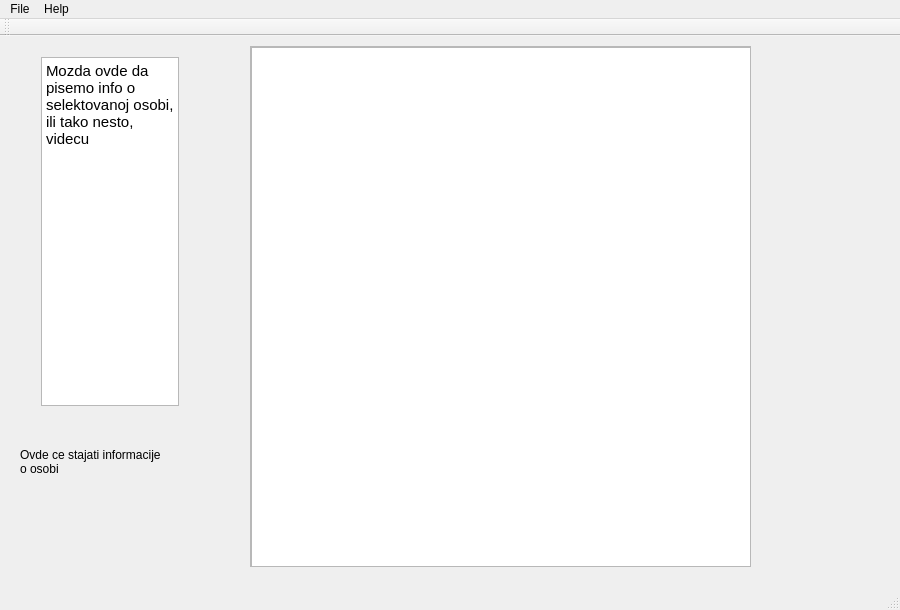
The window that ProjectAlmond/glavniprozor.ui (bozidarrr/RS15-14) describes before a commit, drawn with Qt 5.
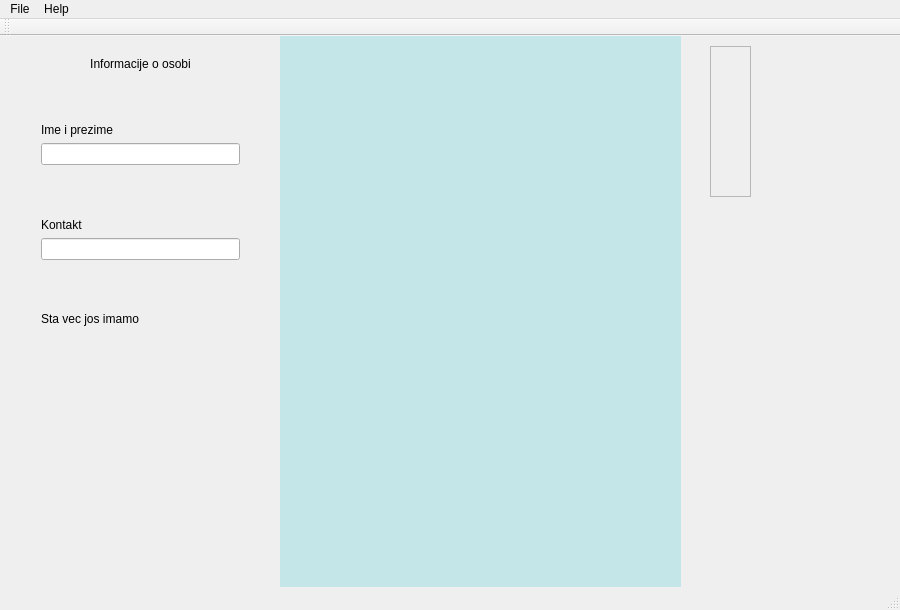
The same window after the commit.

Commit message: Neki dodaci u widget za osobu, kao i glavni prozor

What changed in the file:
```diff
--- a/ProjectAlmond/glavniprozor.ui
+++ b/ProjectAlmond/glavniprozor.ui
@@ -14,29 +14,13 @@
    <string>GlavniProzor</string>
   </property>
   <widget class="QWidget" name="centralWidget">
-   <widget class="QLabel" name="Informacije">
-    <property name="geometry">
-     <rect>
-      <x>20</x>
-      <y>320</y>
-      <width>141</width>
-      <height>211</height>
-     </rect>
-    </property>
-    <property name="text">
-     <string>Ovde ce stajati informacije o osobi</string>
-    </property>
-    <property name="wordWrap">
-     <bool>true</bool>
-    </property>
-   </widget>
    <widget class="QScrollArea" name="scrollArea">
     <property name="geometry">
      <rect>
-      <x>250</x>
+      <x>710</x>
       <y>10</y>
-      <width>501</width>
-      <height>521</height>
+      <width>41</width>
+      <height>151</height>
      </rect>
     </property>
     <property name="widgetResizable">
@@ -47,17 +31,17 @@
       <rect>
        <x>0</x>
        <y>0</y>
-       <width>499</width>
-       <height>519</height>
+       <width>39</width>
+       <height>149</height>
       </rect>
      </property>
      <widget class="QGraphicsView" name="Stablo">
       <property name="geometry">
        <rect>
-        <x>0</x>
+        <x>80</x>
         <y>0</y>
-        <width>501</width>
-        <height>521</height>
+        <width>421</width>
+        <height>151</height>
        </rect>
       </property>
       <property name="autoFillBackground">
@@ -77,24 +61,136 @@
      <rect>
       <x>30</x>
       <y>10</y>
-      <width>160</width>
-      <height>371</height>
+      <width>221</width>
+      <height>291</height>
      </rect>
     </property>
-    <layout class="QVBoxLayout" name="verticalLayout">
+    <layout class="QVBoxLayout" name="osobaInfo">
      <item>
-      <widget class="QTextBrowser" name="osobaInfo">
-       <property name="html">
-        <string>&lt;!DOCTYPE HTML PUBLIC &quot;-//W3C//DTD HTML 4.0//EN&quot; &quot;http://www.w3.org/TR/REC-html40/strict.dtd&quot;&gt;
-&lt;html&gt;&lt;head&gt;&lt;meta name=&quot;qrichtext&quot; content=&quot;1&quot; /&gt;&lt;style type=&quot;text/css&quot;&gt;
-p, li { white-space: pre-wrap; }
-&lt;/style&gt;&lt;/head&gt;&lt;body style=&quot; font-family:'Ubuntu'; font-size:11pt; font-weight:400; font-style:normal;&quot;&gt;
-&lt;p style=&quot; margin-top:0px; margin-bottom:0px; margin-left:0px; margin-right:0px; -qt-block-indent:0; text-indent:0px;&quot;&gt;Mozda ovde da pisemo info o selektovanoj osobi, ili tako nesto, videcu&lt;/p&gt;&lt;/body&gt;&lt;/html&gt;</string>
+      <widget class="QLabel" name="label">
+       <property name="sizePolicy">
+        <sizepolicy hsizetype="Preferred" vsizetype="Preferred">
+         <horstretch>0</horstretch>
+         <verstretch>0</verstretch>
+        </sizepolicy>
+       </property>
+       <property name="styleSheet">
+        <string notr="true">font: 14pt &quot;Ubuntu&quot;;</string>
+       </property>
+       <property name="text">
+        <string>Informacije o osobi</string>
+       </property>
+       <property name="alignment">
+        <set>Qt::AlignCenter</set>
+       </property>
+      </widget>
+     </item>
+     <item>
+      <spacer name="verticalSpacer_3">
+       <property name="orientation">
+        <enum>Qt::Vertical</enum>
+       </property>
+       <property name="sizeHint" stdset="0">
+        <size>
+         <width>20</width>
+         <height>20</height>
+        </size>
+       </property>
+      </spacer>
+     </item>
+     <item>
+      <widget class="QLabel" name="label_2">
+       <property name="text">
+        <string>Ime i prezime</string>
+       </property>
+      </widget>
+     </item>
+     <item>
+      <widget class="QLineEdit" name="lineImePrezime">
+       <property name="readOnly">
+        <bool>true</bool>
+       </property>
+      </widget>
+     </item>
+     <item>
+      <spacer name="verticalSpacer">
+       <property name="orientation">
+        <enum>Qt::Vertical</enum>
+       </property>
+       <property name="sizeHint" stdset="0">
+        <size>
+         <width>20</width>
+         <height>40</height>
+        </size>
+       </property>
+      </spacer>
+     </item>
+     <item>
+      <widget class="QLabel" name="label_3">
+       <property name="text">
+        <string>Kontakt</string>
+       </property>
+      </widget>
+     </item>
+     <item>
+      <widget class="QLineEdit" name="lineKontakt">
+       <property name="readOnly">
+        <bool>true</bool>
+       </property>
+      </widget>
+     </item>
+     <item>
+      <spacer name="verticalSpacer_2">
+       <property name="orientation">
+        <enum>Qt::Vertical</enum>
+       </property>
+       <property name="sizeHint" stdset="0">
+        <size>
+         <width>20</width>
+         <height>40</height>
+        </size>
+       </property>
+      </spacer>
+     </item>
+     <item>
+      <widget class="QLabel" name="label_4">
+       <property name="text">
+        <string>Sta vec jos imamo</string>
        </property>
       </widget>
      </item>
     </layout>
    </widget>
+   <widget class="QFrame" name="okvirZaStablo">
+    <property name="geometry">
+     <rect>
+      <x>280</x>
+      <y>0</y>
+      <width>401</width>
+      <height>551</height>
+     </rect>
+    </property>
+    <property name="styleSheet">
+     <string notr="true">background-color: rgb(196, 230, 232);</string>
+    </property>
+    <property name="frameShape">
+     <enum>QFrame::StyledPanel</enum>
+    </property>
+    <property name="frameShadow">
+     <enum>QFrame::Raised</enum>
+    </property>
+    <widget class="QWidget" name="gridLayoutWidget">
+     <property name="geometry">
+      <rect>
+       <x>0</x>
+       <y>0</y>
+       <width>401</width>
+       <height>551</height>
+      </rect>
+     </property>
+     <layout class="QGridLayout" name="gridStablo"/>
+    </widget>
+   </widget>
   </widget>
   <widget class="QMenuBar" name="menuBar">
    <property name="geometry">
```
The commit also changes 5 other files.
